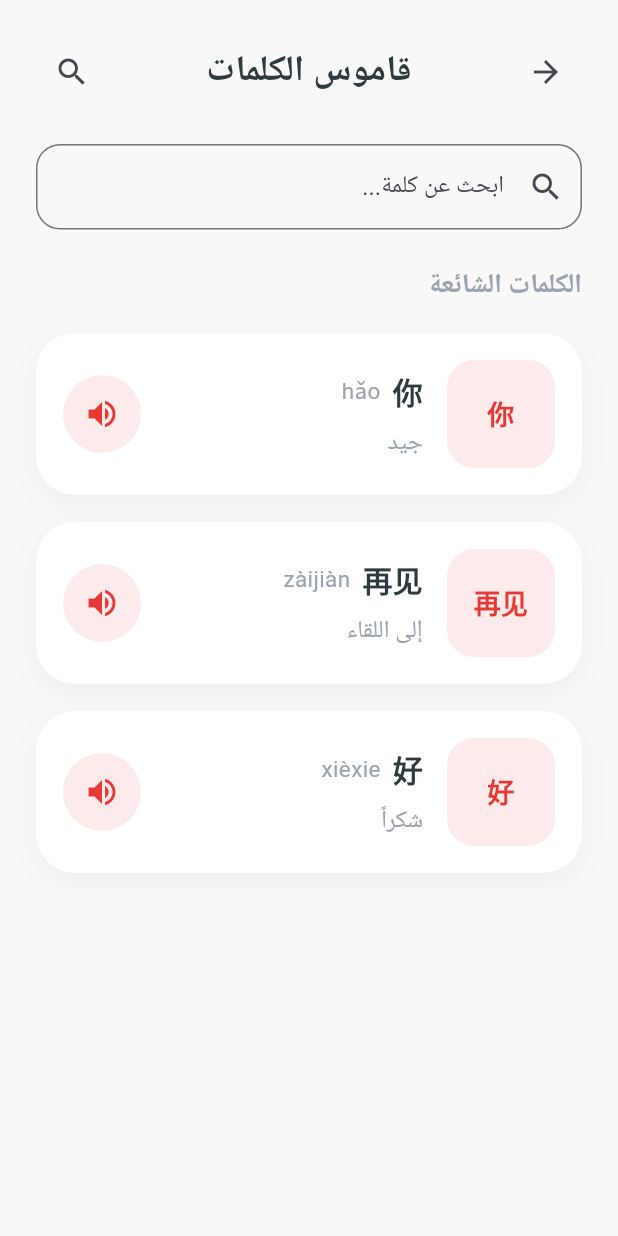
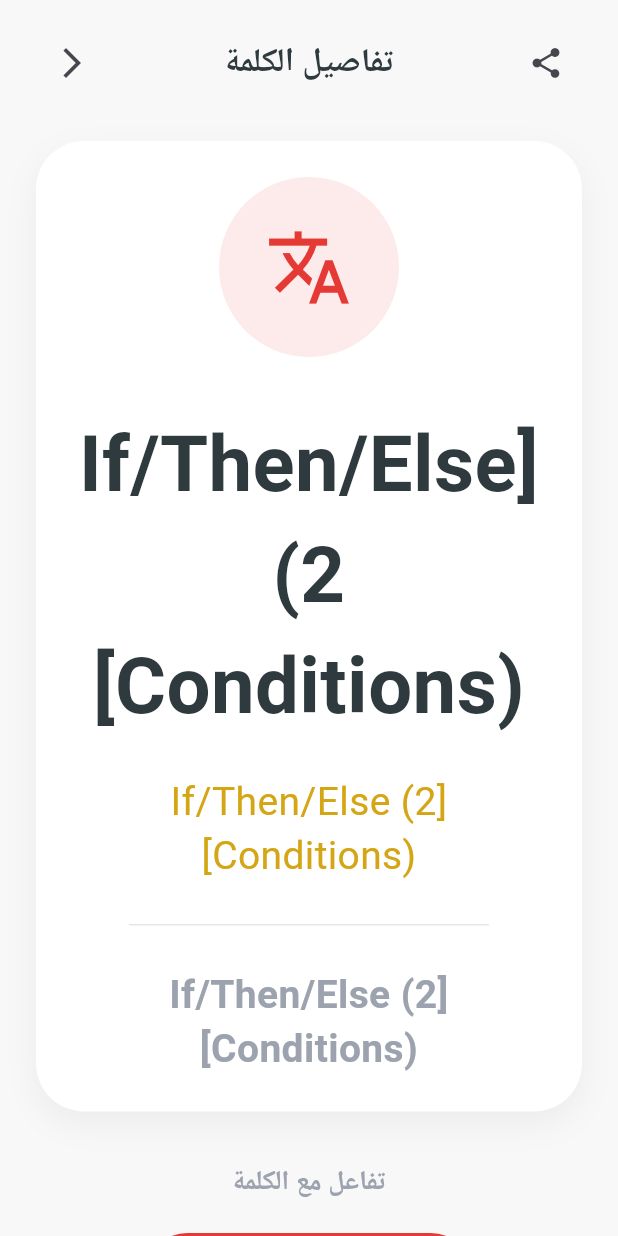
Before and after one commit to iwaladali/ChineseLearningApp, a Flutter app: the screen it shows after launch, on a phone screen of 412 x 824 dp. Run offline on Flutter 3.47's test engine with Material 3 defaults, Android fonts, the phone set to English and light mode, and no system bars; our stand-ins replace cloud_firestore, firebase_core; accounts and stored records are empty.

Commit message:
Added word details screen UI and make small change on word info card (added onTap)

```diff
--- a/lib/main.dart
+++ b/lib/main.dart
@@ -15,7 +15,7 @@ import 'package:flutter_project/screens/forgot_password_screen.dart';
 import 'package:flutter_project/screens/home_screen.dart';
 import 'package:flutter_project/screens/profile_screen.dart';
 import 'package:flutter_project/screens/vocabulary_screen.dart';
-
+import 'package:flutter_project/screens/word_details_screen.dart';
 
 void main() async {
   WidgetsFlutterBinding.ensureInitialized();
@@ -45,7 +45,7 @@ class MyApp extends StatelessWidget {
       debugShowCheckedModeBanner: false,
 
       routes: {
-        '/': (BuildContext ctx) => const VocabularyScreen(),
+        '/': (BuildContext ctx) => const WordDetailsScreen(),
 
         '/login': (BuildContext ctx) => const LoginScreen(),
 
--- a/lib/screens/vocabulary_screen.dart
+++ b/lib/screens/vocabulary_screen.dart
@@ -84,7 +84,7 @@ class _VocabularyScreenState extends State<VocabularyScreen> {
                                       // TODO: Play pronunciation using SpeechProvider.
                                     },
                               onTap: () {
-                                // TODO: Navigate to WordDetailsScreen.
+                                Navigator.pushNamed(context, '/wordDetails');
                                 // TODO: Pass selected word object.
                               },),
                                 VocabularyCard(
@@ -95,7 +95,7 @@ class _VocabularyScreenState extends State<VocabularyScreen> {
                                       // TODO: Play pronunciation using SpeechProvider.
                                     },
                                   onTap: () {
-                                    // TODO: Navigate to WordDetailsScreen.
+                                    Navigator.pushNamed(context, '/wordDetails');
                                     // TODO: Pass selected word object.
                                   },),
                                 VocabularyCard(
@@ -106,7 +106,7 @@ class _VocabularyScreenState extends State<VocabularyScreen> {
                                       // TODO: Play pronunciation using SpeechProvider.
                                     },
                                     onTap: () {
-                          // TODO: Navigate to WordDetailsScreen.
+                                      Navigator.pushNamed(context, '/wordDetails');
                           // TODO: Pass selected word object.
                         },
                                     ),
--- /dev/null
+++ b/lib/screens/word_details_screen.dart
@@ -0,0 +1,232 @@
+import 'package:flutter/material.dart';
+import 'package:flutter_project/widgets/word_info_card.dart';
+
+class WordDetailsScreen extends StatelessWidget {
+  const WordDetailsScreen({super.key});
+
+  static const Color primaryRed = Color(0xFFE53935);
+  static const Color lightRed = Color(0xFFFDEAEA);
+  static const Color darkText = Color(0xFF2F3A3F);
+  static const Color greyText = Color(0xFF9CA3AF);
+  static const Color yellow = Color(0xFFD4A514);
+
+  @override
+  Widget build(BuildContext context) {
+    // TODO: Receive selected Word model from previous screen.
+    // TODO: Replace these static values with selected word data.
+
+    const String hanzi = '[If/Then/Else (2 Conditions)]';
+    const String pinyin = '[If/Then/Else (2 Conditions)]';
+    const String arabic = '[If/Then/Else (2 Conditions)]';
+
+    return Directionality(
+        textDirection: TextDirection.rtl,
+        child: Scaffold(
+          backgroundColor: const Color(0xFFF8F8F8),
+          body: SafeArea(
+              child: Center(
+                child: ConstrainedBox(
+                    constraints: const BoxConstraints(maxWidth: 430),
+                child: SingleChildScrollView(
+                  padding: const EdgeInsets.symmetric(horizontal: 24),
+                  child: Column(
+                    children: [
+                      SizedBox(height: 18,),
+
+                      Row(
+                        children: [
+                          IconButton(
+                            onPressed: () {
+                              // TODO: Share selected word.
+                            },
+                            icon: const Icon(Icons.share),
+                          ),
+
+                          const Expanded(
+                            child: Center(
+                              child: Text(
+                                'تفاصيل الكلمة',
+                                style: TextStyle(
+                                  color: darkText,
+                                  fontSize: 22,
+                                  fontWeight: FontWeight.bold,
+                                ),
+                              ),
+                            ),
+                          ),
+
+                          IconButton(
+                            onPressed: () {
+                              Navigator.pop(context);
+                            },
+                            icon: const Icon(Icons.arrow_back_ios_new),
+                          ),
+                        ],
+                      ),
+                      const SizedBox(height: 28,),
+
+                      WordInfoCard(
+                          child: Column(
+                            children: [
+                              Container(
+                                width: 120,
+                                height: 120,
+                                decoration: const BoxDecoration(
+                                  color: lightRed,
+                                  shape: BoxShape.circle
+                                ),
+                                child: const Icon(
+                                    Icons.translate,
+                                color: primaryRed,
+                                size: 58,),
+                              ),
+                              const SizedBox(height: 34,),
+                              const Text(
+                                hanzi,
+                                textAlign: TextAlign.center,
+                                style: TextStyle(
+                                  color: darkText,
+                                  fontSize: 52,
+                                  fontWeight: FontWeight.bold
+                                ),
+                              ),
+
+                              const SizedBox(height: 22,),
+
+                              const Text(
+                                pinyin,
+                                textAlign: TextAlign.center,
+                                style: TextStyle(
+                                  color: yellow,
+                                  fontSize: 26,
+                                  height: 1.4
+                                ),
+                              ),
+
+                              const SizedBox(height: 28,),
+
+                              Container(
+                                height: 1,
+                                width: 240,
+                                color: Color(0xFFE5E7EB),
+                              ),
+
+                              const SizedBox(height: 28,),
+
+                              const Text(
+                                arabic,
+                                textAlign: TextAlign.center,
+                                style: TextStyle(
+                                  color: greyText,
+                                  fontSize: 26,
+                                  fontWeight: FontWeight.bold,
+                                  height: 1.4
+                                ),
+                              )
+                            ],
+                          ) ),
+
+                      const SizedBox(height: 34,),
+
+                      const Text(  'تفاعل مع الكلمة',
+                      style: TextStyle(
+                        color: greyText,
+                        fontSize: 18,
+                        fontWeight: FontWeight.w600
+                      ),),
+
+                      SizedBox(height: 20,),
+
+                      SizedBox(
+                        width: 220,
+                        height: 58,
+                        child: ElevatedButton.icon(
+                            style: ElevatedButton.styleFrom(
+                              backgroundColor: primaryRed,
+                              foregroundColor: Colors.white,
+                              elevation: 0,
+                              shape: RoundedRectangleBorder(
+                                borderRadius: BorderRadius.circular(30)
+                              )
+                            ),
+                            onPressed: (){
+                              // TODO: Play pronunciation using SpeechProvider.
+                              // TODO: Play selected word audio.
+                            },
+                            icon: const Icon(Icons.volume_up),
+                            label: const Text('استمع للنطق',
+                            style: TextStyle(
+                              fontSize: 18,
+                              fontWeight: FontWeight.bold
+                            ),)),
+                      ),
+
+                      const SizedBox(height: 22,),
+
+                      TextButton.icon(onPressed: (){
+                       // TODO: Navigate to pronunciation training screen.
+                        // TODO: Record user voice.
+                        // TODO: Compare pronunciation result.
+                      },
+                      icon: const Icon(
+                        Icons.mic,
+                        color: primaryRed,
+                      ),
+                          label: Text('تدرب على النطق',
+                          style: TextStyle(
+                            color: primaryRed,
+                            fontSize: 18,
+                            fontWeight:  FontWeight.w600
+                          ),)),
+
+                      const SizedBox(height: 34,),
+
+                      WordInfoCard(child: Column(
+                        crossAxisAlignment: CrossAxisAlignment.start,
+                        children: [
+                          const Row(
+                            children: [
+                              Icon(
+                                Icons.info_outline,
+                                color: yellow,
+                              ),
+                              SizedBox(width: 8,),
+                              Text('مثال على الاستخدام',
+                              style: TextStyle(
+                                color: darkText,
+                                fontSize: 18,
+                                fontWeight: FontWeight.w600
+                              ),)
+                            ],
+                          ),
+
+                          SizedBox(height: 18,),
+
+                          Text(
+                            hanzi,
+                            style: TextStyle(
+                              color: darkText,
+                              fontSize: 20
+                            ),
+                          ),
+
+                          SizedBox(height: 12,),
+
+                          Text(
+                            arabic,
+                            style: TextStyle(
+                              color: greyText,
+                              fontSize: 16
+                            ),
+                          ),
+                          // TODO: Replace with real example sentence from Firestore.
+                          // TODO: Load example from VocabularyProvider.
+                        ],
+                      ))
+                    ],
+                  ),
+                ),),
+              )),
+        ))  ;
+  }
+}
--- /dev/null
+++ b/lib/widgets/word_info_card.dart
@@ -0,0 +1,29 @@
+import 'package:flutter/material.dart';
+
+class WordInfoCard extends StatelessWidget {
+  const WordInfoCard({
+    super.key,
+  required this.child});
+
+  final Widget child ;
+
+  @override
+  Widget build(BuildContext context) {
+    return Container(
+      width: double.infinity,
+      padding: const EdgeInsets.all(24),
+      decoration: BoxDecoration(
+        color: Colors.white,
+        borderRadius: BorderRadius.circular(32),
+        boxShadow: [
+          BoxShadow(
+            color: Colors.black.withValues(alpha: 0.05),
+            blurRadius: 18,
+            offset: const Offset(0,8)
+          )
+        ]
+      ),
+      child: child,
+    );
+  }
+}
```
